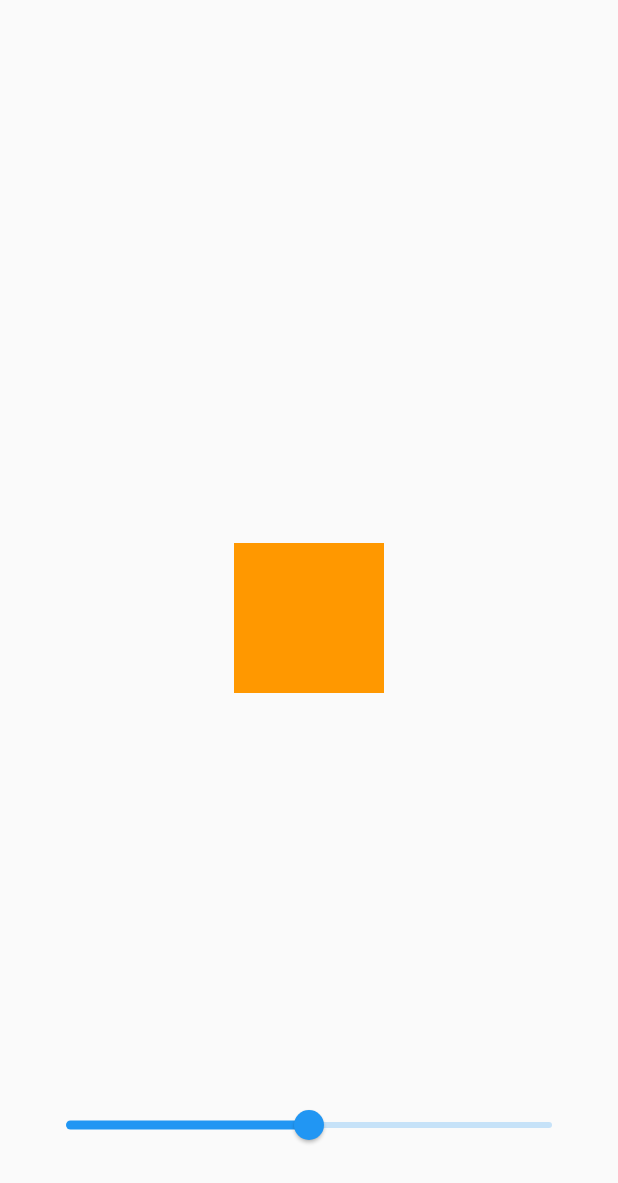
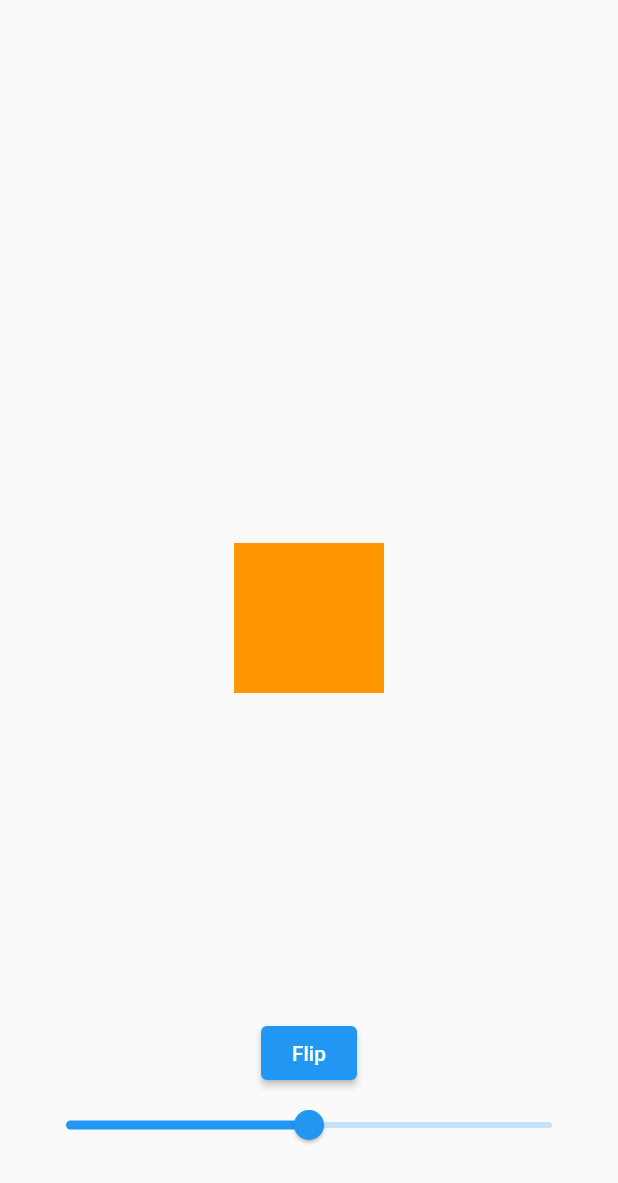
Before and after one commit to Apri34/play-with-me, a Flutter app: the screen it shows after launch, on a phone screen of 412 x 824 dp. Shown: the top 1183 px of the screen. Run offline on Flutter 3.47's test engine with Material 2 defaults, Android fonts, the phone set to English and light mode, and no system bars.

Commit message:
Implement flipping

```diff
--- a/lib/main.dart
+++ b/lib/main.dart
@@ -1,3 +1,5 @@
+import 'dart:math';
+
 import 'package:flutter/material.dart';
 import 'package:play_with_me/widgets/toy.dart';
 
@@ -21,9 +23,22 @@ class PlayWithMe extends StatefulWidget {
   _PlayWithMeState createState() => _PlayWithMeState();
 }
 
-class _PlayWithMeState extends State<PlayWithMe> {
+class _PlayWithMeState extends State<PlayWithMe>
+    with SingleTickerProviderStateMixin {
   final double minSize = 50;
   final double maxSize = 150;
+
+  late final AnimationController _controller = AnimationController(
+    vsync: this,
+    duration: Duration(milliseconds: 750),
+  );
+
+  late final Animation<double> flipAnimation =
+      Tween<double>(begin: 0, end: 4 * pi).animate(
+    CurvedAnimation(parent: _controller, curve: Curves.linear),
+  )..addListener(() {
+          setState(() {});
+        });
 
   late double size;
   Offset? position;
@@ -46,7 +61,13 @@ class _PlayWithMeState extends State<PlayWithMe> {
                 MediaQuery.of(context).size.height / 2 - size / 2,
             child: Draggable(
               feedback: Container(),
+              child: Transform(
+                alignment: FractionalOffset.center,
+                transform: Matrix4.identity()
+                  ..setEntry(3, 2, 0.005)
+                  ..rotateY(flipAnimation.value),
                 child: Toy(size: size),
+              ),
               onDraggableCanceled: (velocity, offset) {
                 setState(() {
                   position = offset;
@@ -66,7 +87,15 @@ class _PlayWithMeState extends State<PlayWithMe> {
             bottom: 50,
             left: 20,
             right: 20,
-            child: Slider(
+            child: Column(
+              children: [
+                ElevatedButton(
+                  onPressed: () {
+                    _controller.forward().then((_) => _controller.reset());
+                  },
+                  child: Text("Flip"),
+                ),
+                Slider(
                   value: size,
                   min: minSize,
                   max: maxSize,
@@ -76,6 +105,8 @@ class _PlayWithMeState extends State<PlayWithMe> {
                     });
                   },
                 ),
+              ],
+            ),
           ),
         ],
       ),
```
Lines whose indentation alone changed are shown as unchanged.
